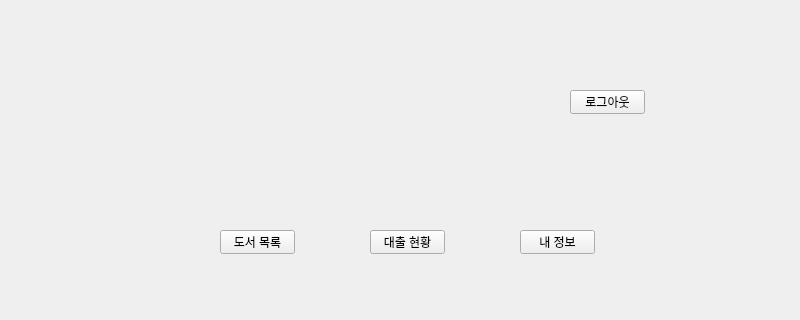
This is uis/main_window_general.ui in DaeyeongCho/DataBaseLectureProject as Qt 5 draws it before an edit; both pictures show x 0 to 800 and y 0 to 320 of the 800 by 600 pixel window. The edited form follows.
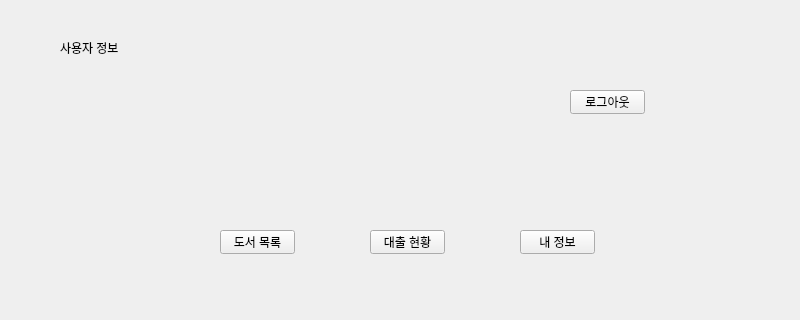
This is the edited form.

Patch:
```diff
--- a/uis/main_window_general.ui
+++ b/uis/main_window_general.ui
@@ -66,6 +66,19 @@
      <string>로그아웃</string>
     </property>
    </widget>
+   <widget class="QLabel" name="labelUserInfo">
+    <property name="geometry">
+     <rect>
+      <x>60</x>
+      <y>40</y>
+      <width>641</width>
+      <height>16</height>
+     </rect>
+    </property>
+    <property name="text">
+     <string>사용자 정보</string>
+    </property>
+   </widget>
   </widget>
   <widget class="QMenuBar" name="menubar">
    <property name="geometry">
```
